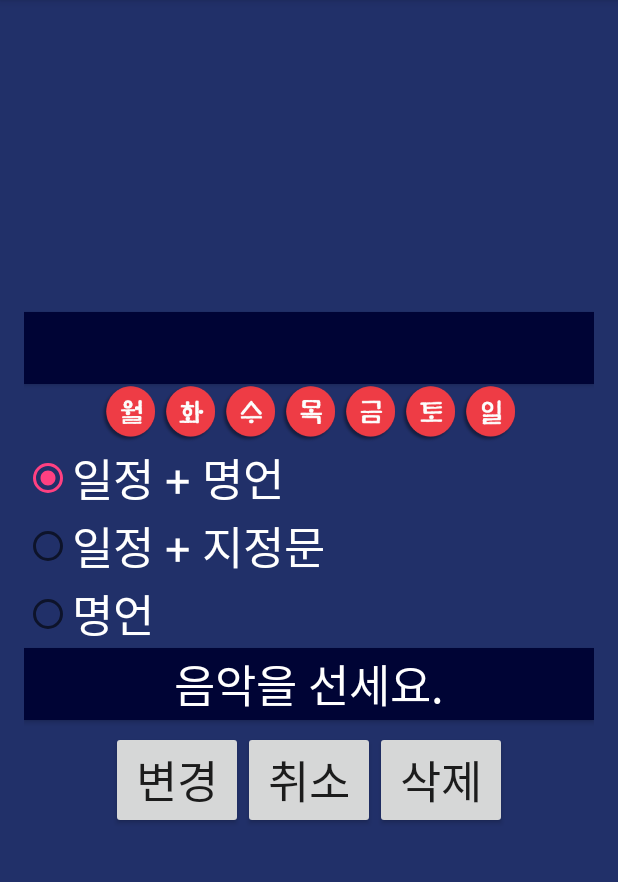
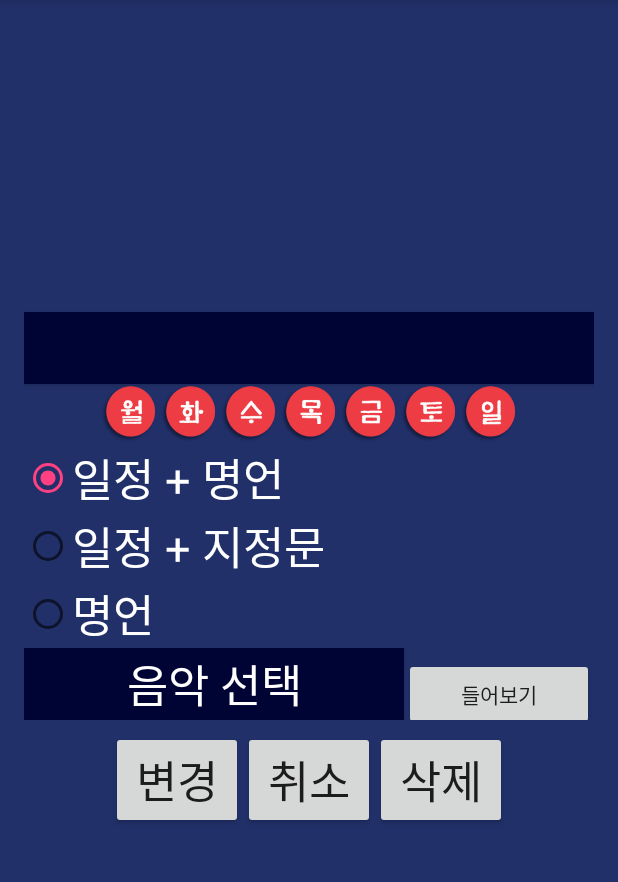
Before and after one commit to Jobless-King/VoiceAlarm, an Android app: the ChangeAlarm screen opened directly, with no data from a screen before it, on a phone screen of 412 x 824 dp, the part 84-966 px from its top. Run offline under Robolectric (Android 15) with nearby library versions, the phone set to English and light mode, and no system bars.

```diff
--- a/app/src/main/res/layout/activity_change_alarm.xml
+++ b/app/src/main/res/layout/activity_change_alarm.xml
@@ -133,15 +133,27 @@
             android:textSize="30dp"
             android:text="명언" />
     </RadioGroup>
-    <Button
-        android:id="@+id/OutputMusicC"
-        android:onClick="InputMusicC"
+    <LinearLayout
         android:layout_width="match_parent"
         android:layout_height="wrap_content"
-        android:background="#000435"
-        android:text="음악을 선세요."
-        android:textSize="30dp"
-        android:textColor="#ffffff"/>
+        android:orientation="horizontal">
+        <Button
+            android:id="@+id/OutputMusic"
+            android:onClick="InputMusicC"
+            android:layout_width="0dp"
+            android:layout_weight="2"
+            android:layout_height="wrap_content"
+            android:background="#000435"
+            android:text="음악 선택"
+            android:textSize="30dp"
+            android:textColor="#ffffff"/>
+        <Button
+            android:onClick="PlayMusicC"
+            android:layout_width="0dp"
+            android:layout_weight="1"
+            android:layout_height="wrap_content"
+            android:text="들어보기"/>
+    </LinearLayout>
     <LinearLayout
         android:layout_width="match_parent"
         android:layout_height="80dp"
```
Also changed, not shown: app/src/main/java/com/galaxy/voicealarm/ChangeAlarm.java (+66 -2 lines).
